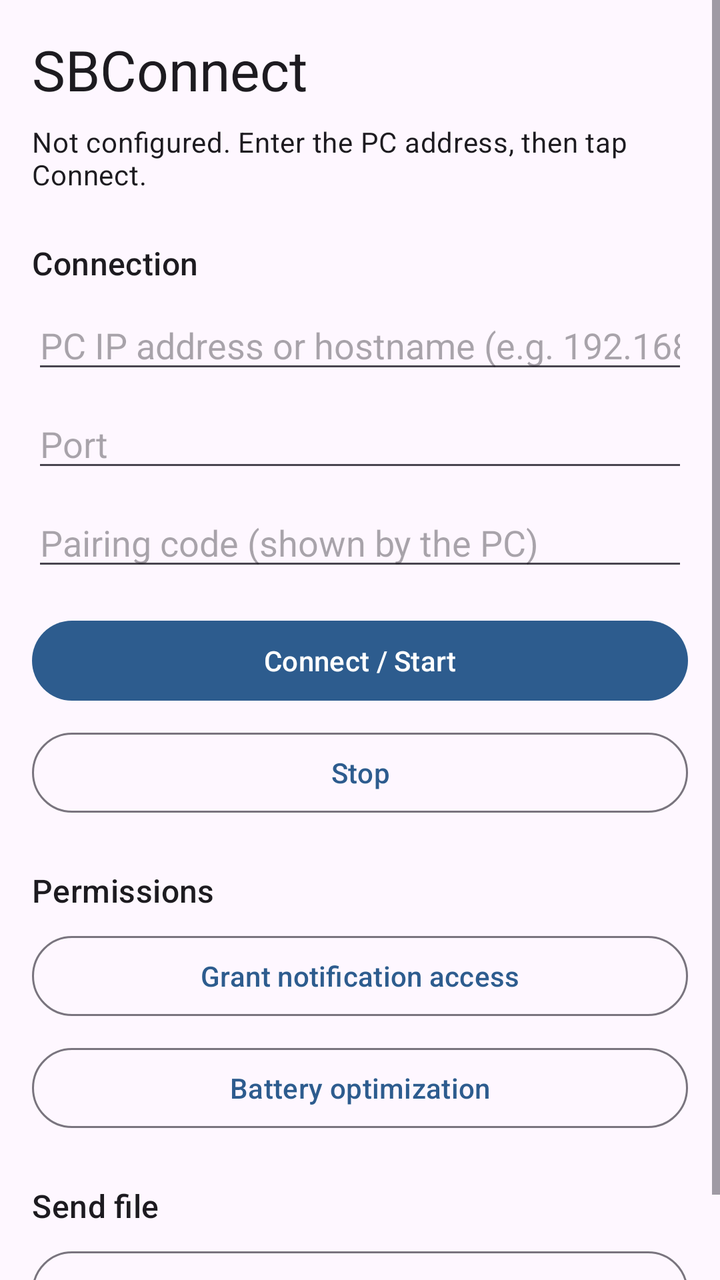
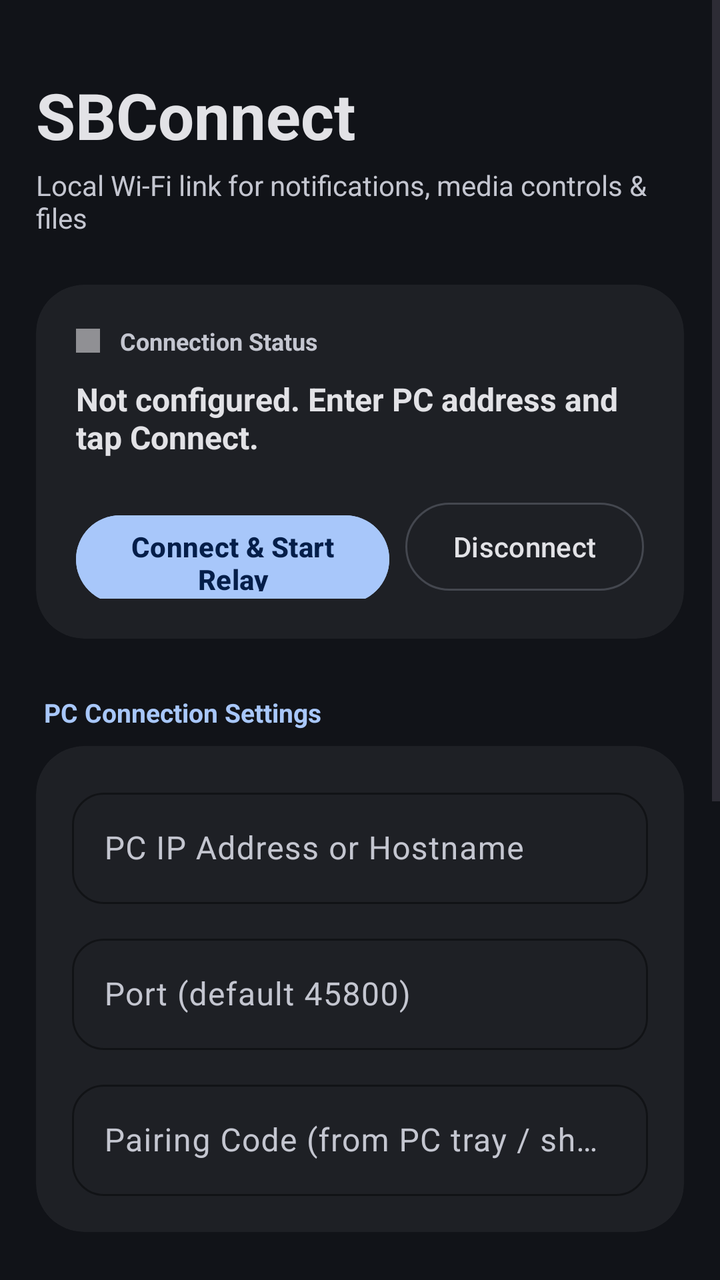

An Android layout rendered at two revisions. The XML below is the earlier revision; the diff shows what the commit changed to produce the second picture.
<!-- AndroidManifest.xml: application theme Theme.SBConnect -->
<!-- res/layout/activity_main.xml -->
<?xml version="1.0" encoding="utf-8"?>
<ScrollView xmlns:android="http://schemas.android.com/apk/res/android"
    android:layout_width="match_parent"
    android:layout_height="match_parent"
    android:fillViewport="true">

    <LinearLayout
        android:layout_width="match_parent"
        android:layout_height="wrap_content"
        android:orientation="vertical"
        android:padding="16dp">

        <TextView
            android:layout_width="wrap_content"
            android:layout_height="wrap_content"
            android:text="@string/app_name"
            android:textAppearance="?attr/textAppearanceHeadlineMedium" />

        <TextView
            android:id="@+id/textStatus"
            android:layout_width="match_parent"
            android:layout_height="wrap_content"
            android:layout_marginTop="8dp"
            android:text="@string/status_not_configured"
            android:textAppearance="?attr/textAppearanceBodyMedium" />

        
        <TextView
            android:layout_width="wrap_content"
            android:layout_height="wrap_content"
            android:layout_marginTop="24dp"
            android:text="@string/section_connection"
            android:textAppearance="?attr/textAppearanceTitleMedium" />

        <EditText
            android:id="@+id/inputHost"
            android:layout_width="match_parent"
            android:layout_height="wrap_content"
            android:layout_marginTop="8dp"
            android:hint="@string/hint_host"
            android:importantForAutofill="no"
            android:inputType="text"
            android:maxLines="1" />

        <EditText
            android:id="@+id/inputPort"
            android:layout_width="match_parent"
            android:layout_height="wrap_content"
            android:layout_marginTop="8dp"
            android:hint="@string/hint_port"
            android:importantForAutofill="no"
            android:inputType="number"
            android:maxLines="1" />

        <EditText
            android:id="@+id/inputCode"
            android:layout_width="match_parent"
            android:layout_height="wrap_content"
            android:layout_marginTop="8dp"
            android:hint="@string/hint_code"
            android:importantForAutofill="no"
            android:inputType="text"
            android:maxLines="1" />

        <com.google.android.material.button.MaterialButton
            android:id="@+id/buttonStart"
            android:layout_width="match_parent"
            android:layout_height="wrap_content"
            android:layout_marginTop="16dp"
            android:text="@string/button_start" />

        <com.google.android.material.button.MaterialButton
            android:id="@+id/buttonStop"
            style="?attr/materialButtonOutlinedStyle"
            android:layout_width="match_parent"
            android:layout_height="wrap_content"
            android:layout_marginTop="8dp"
            android:text="@string/button_stop" />

        
        <TextView
            android:layout_width="wrap_content"
            android:layout_height="wrap_content"
            android:layout_marginTop="24dp"
            android:text="@string/section_permissions"
            android:textAppearance="?attr/textAppearanceTitleMedium" />

        <com.google.android.material.button.MaterialButton
            android:id="@+id/buttonNotificationAccess"
            style="?attr/materialButtonOutlinedStyle"
            android:layout_width="match_parent"
            android:layout_height="wrap_content"
            android:layout_marginTop="8dp"
            android:text="@string/button_notification_access" />

        <com.google.android.material.button.MaterialButton
            android:id="@+id/buttonBattery"
            style="?attr/materialButtonOutlinedStyle"
            android:layout_width="match_parent"
            android:layout_height="wrap_content"
            android:layout_marginTop="8dp"
            android:text="@string/button_battery" />

        
        <TextView
            android:layout_width="wrap_content"
            android:layout_height="wrap_content"
            android:layout_marginTop="24dp"
            android:text="@string/section_file"
            android:textAppearance="?attr/textAppearanceTitleMedium" />

        <com.google.android.material.button.MaterialButton
            android:id="@+id/buttonSendFile"
            style="?attr/materialButtonOutlinedStyle"
            android:layout_width="match_parent"
            android:layout_height="wrap_content"
            android:layout_marginTop="8dp"
            android:text="@string/button_send_file" />

    </LinearLayout>
</ScrollView>
<!-- resources referenced by this layout -->
<resources>
  <string name="app_name">SBConnect</string>
  <string name="button_battery">Battery optimization</string>
  <string name="button_notification_access">Grant notification access</string>
  <string name="button_send_file">Send file</string>
  <string name="button_start">Connect / Start</string>
  <string name="button_stop">Stop</string>
  <string name="hint_code">Pairing code (shown by the PC)</string>
  <string name="hint_host">PC IP address or hostname (e.g. 192.168.1.50)</string>
  <string name="hint_port">Port</string>
  <string name="section_connection">Connection</string>
  <string name="section_file">Send file</string>
  <string name="section_permissions">Permissions</string>
  <string name="status_not_configured">Not configured. Enter the PC address, then tap Connect.</string>
  <style name="Theme.SBConnect" parent="Theme.Material3.DayNight.NoActionBar">
          <item name="colorPrimary">@color/primary</item>
          <item name="colorOnPrimary">@color/on_primary</item>
          <item name="colorSecondary">@color/secondary</item>
          <item name="android:statusBarColor">@color/primary_dark</item>
      </style>
  <color name="primary">#FF2D5C8E</color>
  <color name="on_primary">#FFFFFFFF</color>
  <color name="secondary">#FF4CAF50</color>
  <color name="primary_dark">#FF1B3B5C</color>
</resources>

<!-- the commit's change to res/layout/activity_main.xml (unified diff, before → after) -->
@@ -1,121 +1,384 @@
 <?xml version="1.0" encoding="utf-8"?>
 <ScrollView xmlns:android="http://schemas.android.com/apk/res/android"
+    xmlns:app="http://schemas.android.com/apk/res-auto"
     android:layout_width="match_parent"
     android:layout_height="match_parent"
+    android:background="@color/surface"
     android:fillViewport="true">
 
     <LinearLayout
         android:layout_width="match_parent"
         android:layout_height="wrap_content"
         android:orientation="vertical"
-        android:padding="16dp">
-
+        android:paddingHorizontal="18dp"
+        android:paddingTop="36dp"
+        android:paddingBottom="48dp">
+
+        
         <TextView
             android:layout_width="wrap_content"
             android:layout_height="wrap_content"
             android:text="@string/app_name"
-            android:textAppearance="?attr/textAppearanceHeadlineMedium" />
-
-        <TextView
-            android:id="@+id/textStatus"
+            android:textColor="@color/on_surface"
+            android:textSize="32sp"
+            android:textStyle="bold" />
+
+        <TextView
+            android:layout_width="wrap_content"
+            android:layout_height="wrap_content"
+            android:layout_marginTop="4dp"
+            android:text="@string/app_subtitle"
+            android:textColor="@color/on_surface_variant"
+            android:textSize="14sp" />
+
+        
+        <com.google.android.material.card.MaterialCardView
+            style="@style/Widget.SBConnect.Card"
             android:layout_width="match_parent"
             android:layout_height="wrap_content"
+            android:layout_marginTop="24dp"
+            app:cardCornerRadius="24dp">
+
+            <LinearLayout
+                android:layout_width="match_parent"
+                android:layout_height="wrap_content"
+                android:orientation="vertical"
+                android:padding="20dp">
+
+                <LinearLayout
+                    android:layout_width="match_parent"
+                    android:layout_height="wrap_content"
+                    android:gravity="center_vertical"
+                    android:orientation="horizontal">
+
+                    <View
+                        android:id="@+id/indicatorStatus"
+                        android:layout_width="12dp"
+                        android:layout_height="12dp"
+                        android:background="@color/status_inactive" />
+
+                    <TextView
+                        android:layout_width="wrap_content"
+                        android:layout_height="wrap_content"
+                        android:layout_marginStart="10dp"
+                        android:text="@string/section_status"
+                        android:textColor="@color/on_surface_variant"
+                        android:textSize="12sp"
+                        android:textStyle="bold" />
+                </LinearLayout>
+
+                <TextView
+                    android:id="@+id/textStatus"
+                    android:layout_width="match_parent"
+                    android:layout_height="wrap_content"
+                    android:layout_marginTop="10dp"
+                    android:text="@string/status_not_configured"
+                    android:textColor="@color/on_surface"
+                    android:textSize="16sp"
+                    android:textStyle="bold" />
+
+                <LinearLayout
+                    android:layout_width="match_parent"
+                    android:layout_height="wrap_content"
+                    android:layout_marginTop="18dp"
+                    android:orientation="horizontal">
+
+                    <com.google.android.material.button.MaterialButton
+                        android:id="@+id/buttonStart"
+                        android:layout_width="0dp"
+                        android:layout_height="52dp"
+                        android:layout_weight="1"
+                        android:backgroundTint="@color/primary"
+                        android:text="@string/button_start"
+                        android:textColor="@color/on_primary"
+                        android:textSize="14sp"
+                        android:textStyle="bold"
+                        app:cornerRadius="26dp" />
+
+                    <com.google.android.material.button.MaterialButton
+                        android:id="@+id/buttonStop"
+                        style="?attr/materialButtonOutlinedStyle"
+                        android:layout_width="wrap_content"
+                        android:layout_height="52dp"
+                        android:layout_marginStart="8dp"
+                        android:strokeColor="@color/outline"
+                        android:text="@string/button_stop"
+                        android:textColor="@color/on_surface"
+                        app:cornerRadius="26dp" />
+                </LinearLayout>
+            </LinearLayout>
+        </com.google.android.material.card.MaterialCardView>
+
+        
+        <TextView
+            android:layout_width="wrap_content"
+            android:layout_height="wrap_content"
+            android:layout_marginStart="4dp"
+            android:layout_marginTop="28dp"
+            android:text="@string/section_connection"
+            android:textColor="@color/primary"
+            android:textSize="13sp"
+            android:textStyle="bold" />
+
+        
+        <com.google.android.material.card.MaterialCardView
+            style="@style/Widget.SBConnect.Card"
+            android:layout_width="match_parent"
+            android:layout_height="wrap_content"
             android:layout_marginTop="8dp"
-            android:text="@string/status_not_configured"
-            android:textAppearance="?attr/textAppearanceBodyMedium" />
-
-        
-        <TextView
-            android:layout_width="wrap_content"
-            android:layout_height="wrap_content"
-            android:layout_marginTop="24dp"
-            android:text="@string/section_connection"
-            android:textAppearance="?attr/textAppearanceTitleMedium" />
-
-        <EditText
-            android:id="@+id/inputHost"
+            app:cardCornerRadius="24dp">
+
+            <LinearLayout
+                android:layout_width="match_parent"
+                android:layout_height="wrap_content"
+                android:orientation="vertical"
+                android:padding="18dp">
+
+                <com.google.android.material.textfield.TextInputLayout
+                    style="@style/Widget.Material3.TextInputLayout.OutlinedBox"
+                    android:layout_width="match_parent"
+                    android:layout_height="wrap_content"
+                    android:hint="@string/hint_host"
+                    android:textColorHint="@color/on_surface_variant"
+                    app:boxCornerRadiusBottomEnd="16dp"
+                    app:boxCornerRadiusBottomStart="16dp"
+                    app:boxCornerRadiusTopEnd="16dp"
+                    app:boxCornerRadiusTopStart="16dp"
+                    app:boxStrokeColor="@color/primary">
+
+                    <com.google.android.material.textfield.TextInputEditText
+                        android:id="@+id/inputHost"
+                        android:layout_width="match_parent"
+                        android:layout_height="wrap_content"
+                        android:importantForAutofill="no"
+                        android:inputType="textUri"
+                        android:maxLines="1"
+                        android:textColor="@color/on_surface" />
+                </com.google.android.material.textfield.TextInputLayout>
+
+                <com.google.android.material.textfield.TextInputLayout
+                    style="@style/Widget.Material3.TextInputLayout.OutlinedBox"
+                    android:layout_width="match_parent"
+                    android:layout_height="wrap_content"
+                    android:layout_marginTop="12dp"
+                    android:hint="@string/hint_port"
+                    android:textColorHint="@color/on_surface_variant"
+                    app:boxCornerRadiusBottomEnd="16dp"
+                    app:boxCornerRadiusBottomStart="16dp"
+                    app:boxCornerRadiusTopEnd="16dp"
+                    app:boxCornerRadiusTopStart="16dp"
+                    app:boxStrokeColor="@color/primary">
+
+                    <com.google.android.material.textfield.TextInputEditText
+                        android:id="@+id/inputPort"
+                        android:layout_width="match_parent"
+                        android:layout_height="wrap_content"
+                        android:importantForAutofill="no"
+                        android:inputType="number"
+                        android:maxLines="1"
+                        android:textColor="@color/on_surface" />
+                </com.google.android.material.textfield.TextInputLayout>
+
+                <com.google.android.material.textfield.TextInputLayout
+                    style="@style/Widget.Material3.TextInputLayout.OutlinedBox"
+                    android:layout_width="match_parent"
+                    android:layout_height="wrap_content"
+                    android:layout_marginTop="12dp"
+                    android:hint="@string/hint_code"
+                    android:textColorHint="@color/on_surface_variant"
+                    app:boxCornerRadiusBottomEnd="16dp"
+                    app:boxCornerRadiusBottomStart="16dp"
+                    app:boxCornerRadiusTopEnd="16dp"
+                    app:boxCornerRadiusTopStart="16dp"
+                    app:boxStrokeColor="@color/primary">
+
+                    <com.google.android.material.textfield.TextInputEditText
+                        android:id="@+id/inputCode"
+                        android:layout_width="match_parent"
+                        android:layout_height="wrap_content"
+                        android:importantForAutofill="no"
+                        android:inputType="text"
+                        android:maxLines="1"
+                        android:textColor="@color/on_surface" />
+                </com.google.android.material.textfield.TextInputLayout>
+            </LinearLayout>
+        </com.google.android.material.card.MaterialCardView>
+
+        
+        <TextView
+            android:layout_width="wrap_content"
+            android:layout_height="wrap_content"
+            android:layout_marginStart="4dp"
+            android:layout_marginTop="28dp"
+            android:text="@string/section_permissions"
+            android:textColor="@color/primary"
+            android:textSize="13sp"
+            android:textStyle="bold" />
+
+        
+        <com.google.android.material.card.MaterialCardView
+            style="@style/Widget.SBConnect.Card"
             android:layout_width="match_parent"
             android:layout_height="wrap_content"
             android:layout_marginTop="8dp"
-            android:hint="@string/hint_host"
-            android:importantForAutofill="no"
-            android:inputType="text"
-            android:maxLines="1" />
-
-        <EditText
-            android:id="@+id/inputPort"
+            app:cardCornerRadius="24dp">
+
+            <LinearLayout
+                android:layout_width="match_parent"
+                android:layout_height="wrap_content"
+                android:orientation="vertical"
+                android:padding="16dp">
+
+                
+                <LinearLayout
+                    android:layout_width="match_parent"
+                    android:layout_height="wrap_content"
+                    android:gravity="center_vertical"
+                    android:orientation="horizontal">
+
+                    <LinearLayout
+                        android:layout_width="0dp"
+                        android:layout_height="wrap_content"
+                        android:layout_weight="1"
+                        android:orientation="vertical">
+
+                        <TextView
+                            android:layout_width="wrap_content"
+                            android:layout_height="wrap_content"
+                            android:text="@string/button_notification_access"
+                            android:textColor="@color/on_surface"
+                            android:textSize="15sp"
+                            android:textStyle="bold" />
+
+                        <TextView
+                            android:layout_width="wrap_content"
+                            android:layout_height="wrap_content"
+                            android:layout_marginTop="2dp"
+                            android:text="@string/desc_notification_access"
+                            android:textColor="@color/on_surface_variant"
+                            android:textSize="12sp" />
+                    </LinearLayout>
+
+                    <com.google.android.material.button.MaterialButton
+                        android:id="@+id/buttonNotificationAccess"
+                        style="?attr/materialButtonTonalStyle"
+                        android:layout_width="wrap_content"
+                        android:layout_height="wrap_content"
+                        android:backgroundTint="@color/surface_container_high"
+                        android:text="Grant"
+                        android:textColor="@color/primary"
+                        app:cornerRadius="18dp" />
+                </LinearLayout>
+
+                <View
+                    android:layout_width="match_parent"
+                    android:layout_height="1dp"
+                    android:layout_marginVertical="12dp"
+                    android:background="@color/outline_variant" />
+
+                
+                <LinearLayout
+                    android:layout_width="match_parent"
+                    android:layout_height="wrap_content"
+                    android:gravity="center_vertical"
+                    android:orientation="horizontal">
+
+                    <LinearLayout
+                        android:layout_width="0dp"
+                        android:layout_height="wrap_content"
+                        android:layout_weight="1"
+                        android:orientation="vertical">
+
+                        <TextView
+                            android:layout_width="wrap_content"
+                            android:layout_height="wrap_content"
+                            android:text="@string/button_battery"
+                            android:textColor="@color/on_surface"
+                            android:textSize="15sp"
+                            android:textStyle="bold" />
+
+                        <TextView
+                            android:layout_width="wrap_content"
+                            android:layout_height="wrap_content"
+                            android:layout_marginTop="2dp"
+                            android:text="@string/desc_battery"
+                            android:textColor="@color/on_surface_variant"
+                            android:textSize="12sp" />
+                    </LinearLayout>
+
+                    <com.google.android.material.button.MaterialButton
+                        android:id="@+id/buttonBattery"
+                        style="?attr/materialButtonTonalStyle"
+                        android:layout_width="wrap_content"
+                        android:layout_height="wrap_content"
+                        android:backgroundTint="@color/surface_container_high"
+                        android:text="Settings"
+                        android:textColor="@color/primary"
+                        app:cornerRadius="18dp" />
+                </LinearLayout>
+            </LinearLayout>
+        </com.google.android.material.card.MaterialCardView>
+
+        
+        <TextView
+            android:layout_width="wrap_content"
+            android:layout_height="wrap_content"
+            android:layout_marginStart="4dp"
+            android:layout_marginTop="28dp"
+            android:text="@string/section_file"
+            android:textColor="@color/primary"
+            android:textSize="13sp"
+            android:textStyle="bold" />
+
+        
+        <com.google.android.material.card.MaterialCardView
+            style="@style/Widget.SBConnect.Card"
             android:layout_width="match_parent"
             android:layout_height="wrap_content"
             android:layout_marginTop="8dp"
-            android:hint="@string/hint_port"
-            android:importantForAutofill="no"
-            android:inputType="number"
-            android:maxLines="1" />
-
-        <EditText
-            android:id="@+id/inputCode"
-            android:layout_width="match_parent"
-            android:layout_height="wrap_content"
-            android:layout_marginTop="8dp"
-            android:hint="@string/hint_code"
-            android:importantForAutofill="no"
-            android:inputType="text"
-            android:maxLines="1" />
-
-        <com.google.android.material.button.MaterialButton
-            android:id="@+id/buttonStart"
-            android:layout_width="match_parent"
-            android:layout_height="wrap_content"
-            android:layout_marginTop="16dp"
-            android:text="@string/button_start" />
-
-        <com.google.android.material.button.MaterialButton
-            android:id="@+id/buttonStop"
-            style="?attr/materialButtonOutlinedStyle"
-            android:layout_width="match_parent"
-            android:layout_height="wrap_content"
-            android:layout_marginTop="8dp"
-            android:text="@string/button_stop" />
-
-        
-        <TextView
-            android:layout_width="wrap_content"
-            android:layout_height="wrap_content"
-            android:layout_marginTop="24dp"
-            android:text="@string/section_permissions"
-            android:textAppearance="?attr/textAppearanceTitleMedium" />
-
-        <com.google.android.material.button.MaterialButton
-            android:id="@+id/buttonNotificationAccess"
-            style="?attr/materialButtonOutlinedStyle"
-            android:layout_width="match_parent"
-            android:layout_height="wrap_content"
-            android:layout_marginTop="8dp"
-            android:text="@string/button_notification_access" />
-
-        <com.google.android.material.button.MaterialButton
-            android:id="@+id/buttonBattery"
-            style="?attr/materialButtonOutlinedStyle"
-            android:layout_width="match_parent"
-            android:layout_height="wrap_content"
-            android:layout_marginTop="8dp"
-            android:text="@string/button_battery" />
-
-        
-        <TextView
-            android:layout_width="wrap_content"
-            android:layout_height="wrap_content"
-            android:layout_marginTop="24dp"
-            android:text="@string/section_file"
-            android:textAppearance="?attr/textAppearanceTitleMedium" />
-
-        <com.google.android.material.button.MaterialButton
-            android:id="@+id/buttonSendFile"
-            style="?attr/materialButtonOutlinedStyle"
-            android:layout_width="match_parent"
-            android:layout_height="wrap_content"
-            android:layout_marginTop="8dp"
-            android:text="@string/button_send_file" />
+            app:cardCornerRadius="24dp">
+
+            <LinearLayout
+                android:layout_width="match_parent"
+                android:layout_height="wrap_content"
+                android:gravity="center_vertical"
+                android:orientation="horizontal"
+                android:padding="18dp">
+
+                <LinearLayout
+                    android:layout_width="0dp"
+                    android:layout_height="wrap_content"
+                    android:layout_weight="1"
+                    android:orientation="vertical">
+
+                    <TextView
+                        android:layout_width="wrap_content"
+                        android:layout_height="wrap_content"
+                        android:text="@string/button_send_file"
+                        android:textColor="@color/on_surface"
+                        android:textSize="15sp"
+                        android:textStyle="bold" />
+
+                    <TextView
+                        android:layout_width="wrap_content"
+                        android:layout_height="wrap_content"
+                        android:layout_marginTop="2dp"
+                        android:text="@string/desc_send_file"
+                        android:textColor="@color/on_surface_variant"
+                        android:textSize="12sp" />
+                </LinearLayout>
+
+                <com.google.android.material.button.MaterialButton
+                    android:id="@+id/buttonSendFile"
+                    style="?attr/materialButtonTonalStyle"
+                    android:layout_width="wrap_content"
+                    android:layout_height="wrap_content"
+                    android:backgroundTint="@color/surface_container_high"
+                    android:text="Choose"
+                    android:textColor="@color/primary"
+                    app:cornerRadius="18dp" />
+            </LinearLayout>
+        </com.google.android.material.card.MaterialCardView>
 
     </LinearLayout>
 </ScrollView>
<!-- resource entries referenced after the edit -->
@@ -1,27 +1,59 @@
 <!-- resources referenced by this layout -->
 <resources>
+  <color name="on_primary">#041E49</color>
+  <color name="on_surface">#E2E2E6</color>
+  <color name="on_surface_variant">#C4C6D0</color>
+  <color name="outline">#44474F</color>
+  <color name="outline_variant">#2E3036</color>
+  <color name="primary">#A8C7FA</color>
+  <color name="status_inactive">#909094</color>
+  <color name="surface">#111318</color>
+  <color name="surface_container_high">#282A2F</color>
   <string name="app_name">SBConnect</string>
-  <string name="button_battery">Battery optimization</string>
-  <string name="button_notification_access">Grant notification access</string>
-  <string name="button_send_file">Send file</string>
-  <string name="button_start">Connect / Start</string>
-  <string name="button_stop">Stop</string>
-  <string name="hint_code">Pairing code (shown by the PC)</string>
-  <string name="hint_host">PC IP address or hostname (e.g. 192.168.1.50)</string>
-  <string name="hint_port">Port</string>
-  <string name="section_connection">Connection</string>
-  <string name="section_file">Send file</string>
-  <string name="section_permissions">Permissions</string>
-  <string name="status_not_configured">Not configured. Enter the PC address, then tap Connect.</string>
+  <string name="app_subtitle">Local Wi-Fi link for notifications, media controls &amp; files</string>
+  <string name="button_battery">Background Activity</string>
+  <string name="button_notification_access">Notification Access</string>
+  <string name="button_send_file">Send File to PC</string>
+  <string name="button_start">Connect &amp; Start Relay</string>
+  <string name="button_stop">Disconnect</string>
+  <string name="desc_battery">Allow uninterrupted background sync</string>
+  <string name="desc_notification_access">Capture &amp; relay phone notifications to PC</string>
+  <string name="desc_send_file">Pick and transfer any file to Downloads folder</string>
+  <string name="hint_code">Pairing Code (from PC tray / shade)</string>
+  <string name="hint_host">PC IP Address or Hostname</string>
+  <string name="hint_port">Port (default 45800)</string>
+  <string name="section_connection">PC Connection Settings</string>
+  <string name="section_file">Quick Tools</string>
+  <string name="section_permissions">System Permissions</string>
+  <string name="section_status">Connection Status</string>
+  <string name="status_not_configured">Not configured. Enter PC address and tap Connect.</string>
+  <style name="Widget.SBConnect.Card" parent="Widget.Material3.CardView.Filled">
+          <item name="cardBackgroundColor">@color/surface_container</item>
+          <item name="shapeAppearanceOverlay">@style/ShapeAppearance.SBConnect.LargeCard</item>
+          <item name="cardElevation">0dp</item>
+          <item name="strokeWidth">0dp</item>
+      </style>
   <style name="Theme.SBConnect" parent="Theme.Material3.DayNight.NoActionBar">
           <item name="colorPrimary">@color/primary</item>
           <item name="colorOnPrimary">@color/on_primary</item>
+          <item name="colorPrimaryContainer">@color/primary_container</item>
+          <item name="colorOnPrimaryContainer">@color/on_primary_container</item>
           <item name="colorSecondary">@color/secondary</item>
-          <item name="android:statusBarColor">@color/primary_dark</item>
+          <item name="colorOnSecondary">@color/on_secondary</item>
+          <item name="colorSurface">@color/surface</item>
+          <item name="colorOnSurface">@color/on_surface</item>
+          <item name="colorOnSurfaceVariant">@color/on_surface_variant</item>
+          <item name="colorOutline">@color/outline</item>
+          <item name="android:statusBarColor">@color/surface</item>
+          <item name="android:navigationBarColor">@color/surface</item>
       </style>
-  <color name="primary">#FF2D5C8E</color>
-  <color name="on_primary">#FFFFFFFF</color>
-  <color name="secondary">#FF4CAF50</color>
-  <color name="primary_dark">#FF1B3B5C</color>
+  <color name="surface_container">#1E2025</color>
+  <style name="ShapeAppearance.SBConnect.LargeCard" parent="ShapeAppearance.Material3.Corner.Large">
+          <item name="cornerSize">24dp</item>
+      </style>
+  <color name="primary_container">#004A77</color>
+  <color name="on_primary_container">#D3E3FD</color>
+  <color name="secondary">#80DCA0</color>
+  <color name="on_secondary">#00381B</color>
 </resources>
 
